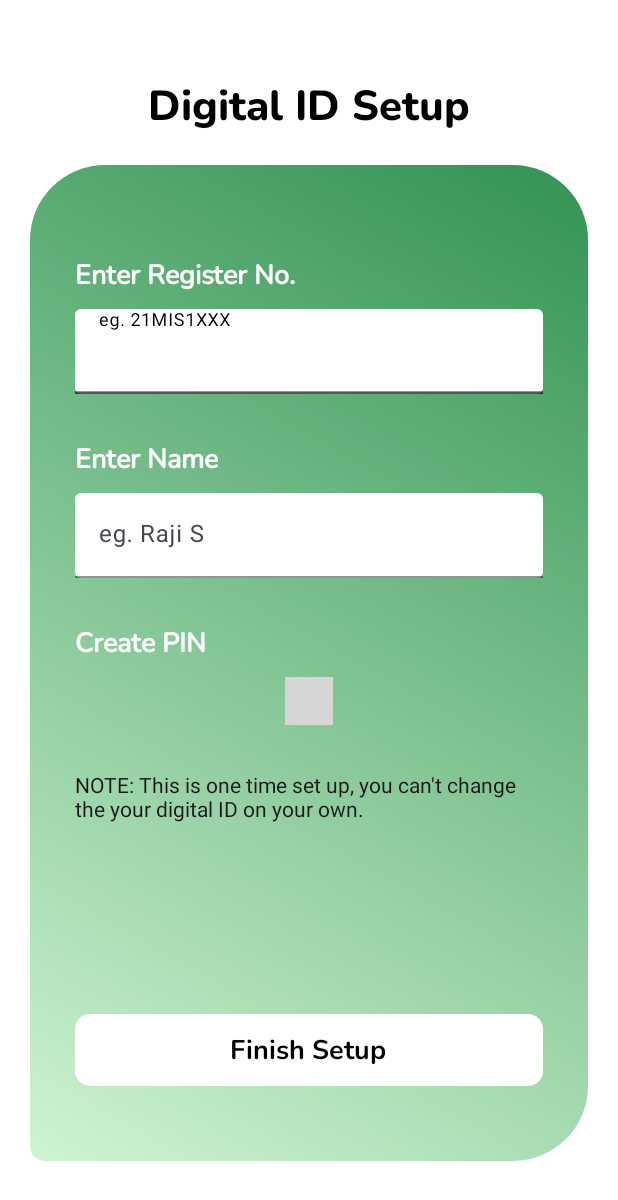
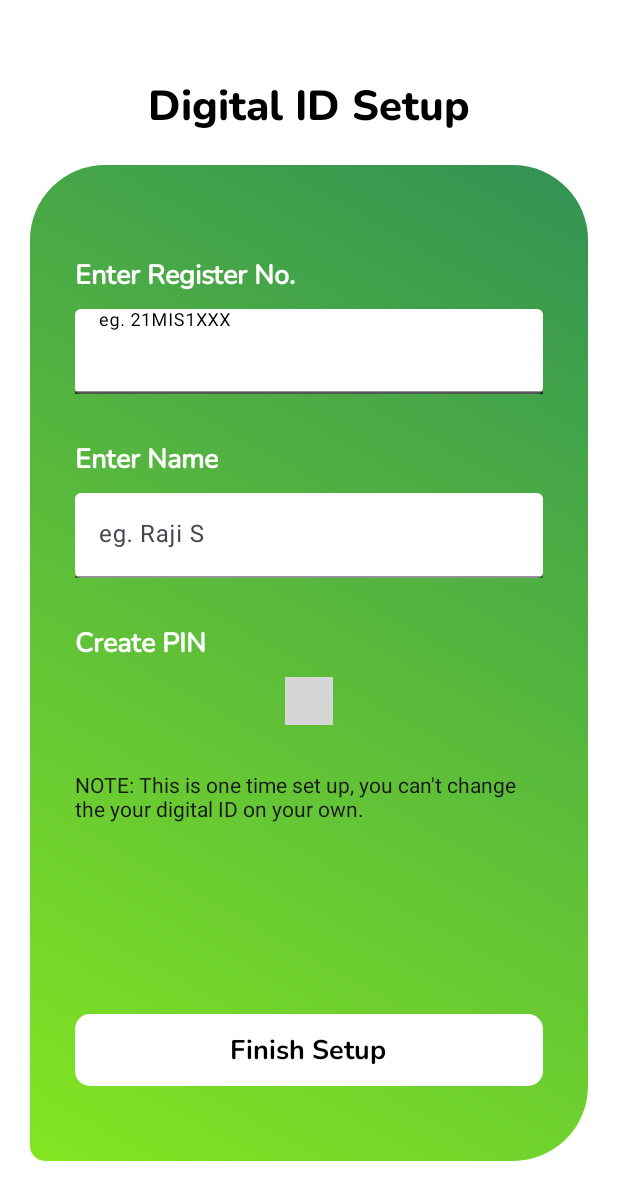
Before and after one commit to SrinivasanJP/Attendance_Biometric_System, an Android app: the screen it shows after launch (Setup), on a phone screen of 412 x 824 dp. Shown: the top 1200 px of the screen. Run offline under Robolectric (Android 15) with nearby library versions, the phone set to English and light mode, and no system bars; our stand-ins replace Firebase (no records; nobody signed in at launch, a user with empty details on screens opened directly); libraries missing offline, so code that uses them is left out: com.chaos.view; plain views replace PinView; 3 statements that could not run were skipped; grey boxes are pictures that could not be loaded.

Commit message:
gradient color changed

```diff
--- a/app/src/main/res/values/colors.xml
+++ b/app/src/main/res/values/colors.xml
@@ -4,6 +4,6 @@
     <color name="white">#FFFFFFFF</color>
     <color name="paleBlack">#191818</color>
     <color name="gradientGreenEnd">#329254</color>
-    <color name="gradientGreenStart">#CFF4D2</color>
+    <color name="gradientGreenStart">#84E621</color>
     <color name="red">#FF0000</color>
 </resources>
```
